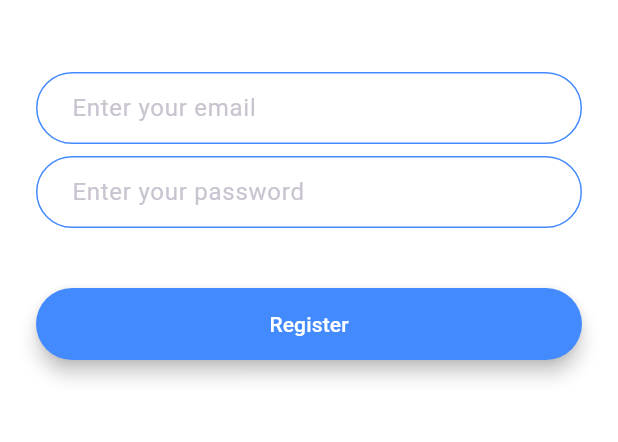
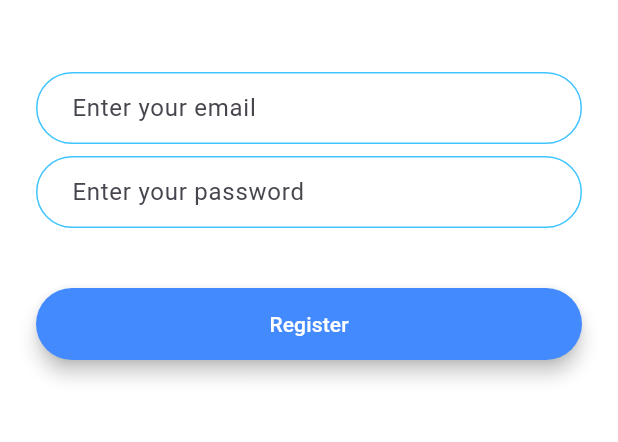
Before and after one commit to pawelmajchrzak/flash_chat_flutter, a Flutter app: the screen it shows after launch, after a tap on "Register", on a phone screen of 412 x 824 dp, the part 576-1018 px from its top. Run offline on Flutter 3.47's test engine with Material 3 defaults, Android fonts, the phone set to English and light mode, and no system bars; our stand-ins replace animated_text_kit.

Commit message:
refactoring code: create class rounded_button and add to constants InputDecoration

```diff
--- a/lib/constants.dart
+++ b/lib/constants.dart
@@ -17,3 +17,19 @@ const kMessageContainerDecoration = BoxDecoration(
     top: BorderSide(color: Colors.lightBlueAccent, width: 2.0),
   ),
 );
+
+const kTextFieldDecoration = InputDecoration(
+  hintText: 'Enter a value',
+  contentPadding: EdgeInsets.symmetric(vertical: 10.0, horizontal: 20.0),
+  border: OutlineInputBorder(
+    borderRadius: BorderRadius.all(Radius.circular(32.0)),
+  ),
+  enabledBorder: OutlineInputBorder(
+    borderSide: BorderSide(color: Colors.lightBlueAccent, width: 1.0),
+    borderRadius: BorderRadius.all(Radius.circular(32.0)),
+  ),
+  focusedBorder: OutlineInputBorder(
+    borderSide: BorderSide(color: Colors.lightBlueAccent, width: 2.0),
+    borderRadius: BorderRadius.all(Radius.circular(32.0)),
+  ),
+);
--- a/lib/main.dart
+++ b/lib/main.dart
@@ -10,11 +10,7 @@ class FlashChat extends StatelessWidget {
   @override
   Widget build(BuildContext context) {
     return MaterialApp(
-      theme: ThemeData.dark().copyWith(
-        textTheme: TextTheme(
-          bodyLarge: TextStyle(color: Colors.black54),
-        ),
-      ),
+
       //home: WelcomeScreen(),
       initialRoute: WelcomeScreen.id,
       routes: {
--- a/lib/screens/registration_screen.dart
+++ b/lib/screens/registration_screen.dart
@@ -1,9 +1,10 @@
+import 'package:flash_chat/screens/rounded_button.dart';
 import 'package:flutter/material.dart';
 
+import '../constants.dart';
 import 'login_screen.dart';
 
 class RegistrationScreen extends StatefulWidget {
-
   static String id = 'registration_screen';
 
   @override
@@ -35,22 +36,7 @@ class _RegistrationScreenState extends State<RegistrationScreen> {
               onChanged: (value) {
                 //Do something with the user input.
               },
-              decoration: InputDecoration(
-                hintText: 'Enter your email',
-                contentPadding:
-                    EdgeInsets.symmetric(vertical: 10.0, horizontal: 20.0),
-                border: OutlineInputBorder(
-                  borderRadius: BorderRadius.all(Radius.circular(32.0)),
-                ),
-                enabledBorder: OutlineInputBorder(
-                  borderSide: BorderSide(color: Colors.blueAccent, width: 1.0),
-                  borderRadius: BorderRadius.all(Radius.circular(32.0)),
-                ),
-                focusedBorder: OutlineInputBorder(
-                  borderSide: BorderSide(color: Colors.blueAccent, width: 2.0),
-                  borderRadius: BorderRadius.all(Radius.circular(32.0)),
-                ),
-              ),
+              decoration: kTextFieldDecoration.copyWith(hintText: "Enter your email"),
             ),
             SizedBox(
               height: 8.0,
@@ -59,46 +45,14 @@ class _RegistrationScreenState extends State<RegistrationScreen> {
               onChanged: (value) {
                 //Do something with the user input.
               },
-              decoration: InputDecoration(
-                hintText: 'Enter your password',
-                contentPadding:
-                    EdgeInsets.symmetric(vertical: 10.0, horizontal: 20.0),
-                border: OutlineInputBorder(
-                  borderRadius: BorderRadius.all(Radius.circular(32.0)),
-                ),
-                enabledBorder: OutlineInputBorder(
-                  borderSide: BorderSide(color: Colors.blueAccent, width: 1.0),
-                  borderRadius: BorderRadius.all(Radius.circular(32.0)),
-                ),
-                focusedBorder: OutlineInputBorder(
-                  borderSide: BorderSide(color: Colors.blueAccent, width: 2.0),
-                  borderRadius: BorderRadius.all(Radius.circular(32.0)),
-                ),
-              ),
+              decoration: kTextFieldDecoration.copyWith(hintText: "Enter your password"),
             ),
             SizedBox(
               height: 24.0,
             ),
-            Padding(
-              padding: EdgeInsets.symmetric(vertical: 16.0),
-              child: Material(
-                color: Colors.blueAccent,
-                borderRadius: BorderRadius.all(Radius.circular(30.0)),
-                elevation: 5.0,
-                child: MaterialButton(
-                  onPressed: () {
-                    //Implement registration functionality.
-                    Navigator.pushNamed(context,'/login');
-                  },
-                  minWidth: 200.0,
-                  height: 42.0,
-                  child: Text(
-                    'Register',
-                    style: TextStyle(color: Colors.white),
-                  ),
-                ),
-              ),
-            ),
+            RoundedButton(Colors.blueAccent, 'Register', () {
+              Navigator.pushNamed(context, LoginScreen.id);
+            }),
           ],
         ),
       ),
--- /dev/null
+++ b/lib/screens/rounded_button.dart
@@ -0,0 +1,32 @@
+import 'package:flutter/material.dart';
+
+class RoundedButton extends StatelessWidget {
+  RoundedButton(this.colours, this.buttonTitle, this.onPressed);
+
+  final Color colours;
+  final String buttonTitle;
+  final VoidCallback onPressed;
+
+  @override
+  Widget build(BuildContext context) {
+    return Padding(
+      padding: EdgeInsets.symmetric(vertical: 16.0),
+      child: Material(
+        color: colours,
+        borderRadius: BorderRadius.circular(30.0),
+        elevation: 5.0,
+        child: MaterialButton(
+          onPressed: onPressed,
+          minWidth: 200.0,
+          height: 42.0,
+          child: Text(
+            buttonTitle,
+            style: TextStyle(
+              color: Colors.white,
+            ),
+          ),
+        ),
+      ),
+    );
+  }
+}
--- a/lib/screens/welcome_screen.dart
+++ b/lib/screens/welcome_screen.dart
@@ -1,3 +1,5 @@
+import 'package:flash_chat/screens/rounded_button.dart';
+
 import 'registration_screen.dart';
 import 'package:flutter/material.dart';
 import 'login_screen.dart';
@@ -25,8 +27,7 @@ class _WelcomeScreenState extends State<WelcomeScreen>
         .animate(controller);
     controller.forward();
     controller.addListener(() {
-      setState(() {
-      });
+      setState(() {});
     });
   }
 
@@ -70,42 +71,12 @@ class _WelcomeScreenState extends State<WelcomeScreen>
             SizedBox(
               height: 48.0,
             ),
-            Padding(
-              padding: EdgeInsets.symmetric(vertical: 16.0),
-              child: Material(
-                elevation: 5.0,
-                color: Colors.lightBlueAccent,
-                borderRadius: BorderRadius.circular(30.0),
-                child: MaterialButton(
-                  onPressed: () {
-                    Navigator.pushNamed(context, LoginScreen.id);
-                  },
-                  minWidth: 200.0,
-                  height: 42.0,
-                  child: Text(
-                    'Log In',
-                  ),
-                ),
-              ),
-            ),
-            Padding(
-              padding: EdgeInsets.symmetric(vertical: 16.0),
-              child: Material(
-                color: Colors.blueAccent,
-                borderRadius: BorderRadius.circular(30.0),
-                elevation: 5.0,
-                child: MaterialButton(
-                  onPressed: () {
-                    Navigator.pushNamed(context, RegistrationScreen.id);
-                  },
-                  minWidth: 200.0,
-                  height: 42.0,
-                  child: Text(
-                    'Register',
-                  ),
-                ),
-              ),
-            ),
+            RoundedButton(Colors.lightBlueAccent, 'Log In', () {
+              Navigator.pushNamed(context, LoginScreen.id);
+            }),
+            RoundedButton(Colors.blueAccent, 'Register', () {
+              Navigator.pushNamed(context, RegistrationScreen.id);
+            }),
           ],
         ),
       ),
```
Also changed, not shown: lib/screens/login_screen.dart (+28 -55 lines).
